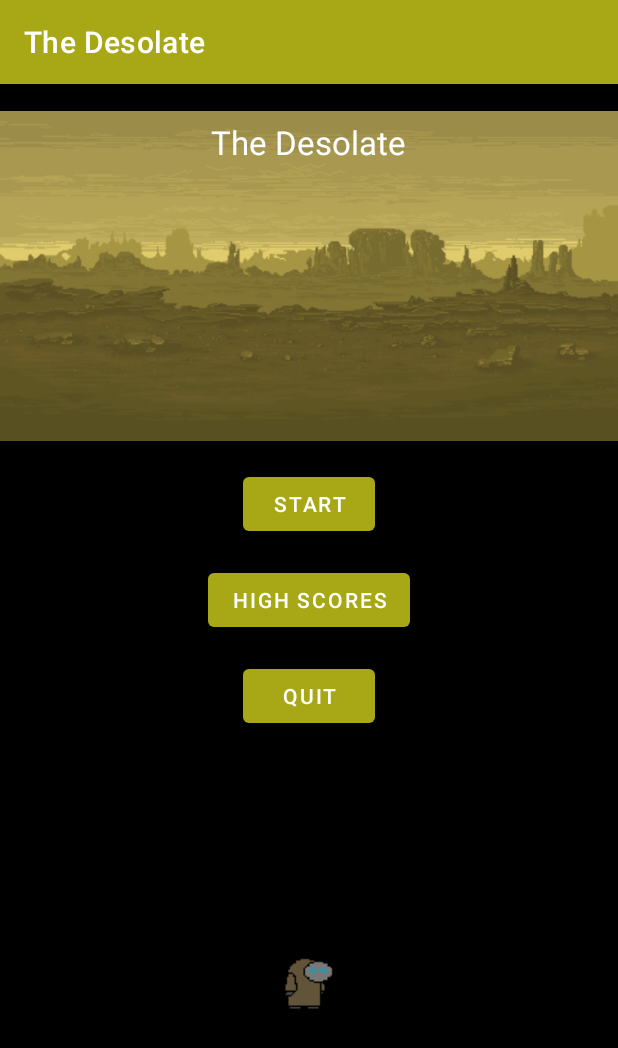
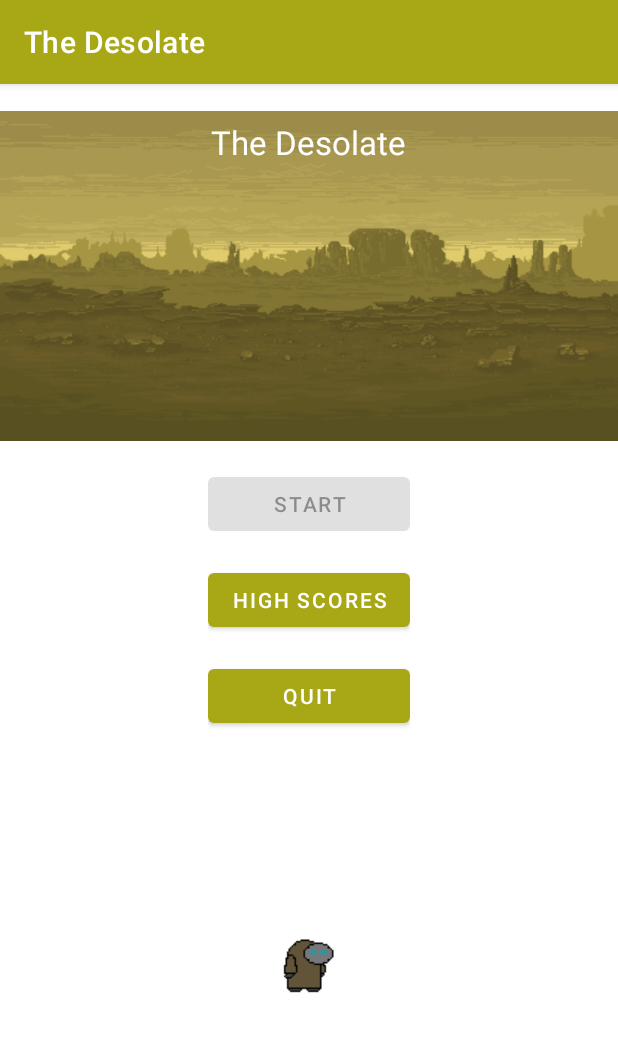
Before and after one commit to crav12345/The-Desolate, an Android app: the screen it shows after launch (MainActivity), on a phone screen of 412 x 824 dp. Shown: the top 1048 px of the screen. Run offline under Robolectric (Android 15) with nearby library versions, the phone set to English and light mode, and no system bars.

Commit message:
Added sensorManager checks

```diff
--- a/app/src/main/java/com/chrisravosa/thedesolate/MainActivity.kt
+++ b/app/src/main/java/com/chrisravosa/thedesolate/MainActivity.kt
@@ -3,19 +3,39 @@ package com.chrisravosa.thedesolate
 import android.content.Context
 import android.content.Intent
 import android.content.SharedPreferences
+import android.graphics.Color
 import android.graphics.drawable.AnimationDrawable
+import android.hardware.Sensor
+import android.hardware.SensorManager
 import androidx.appcompat.app.AppCompatActivity
 import android.os.Bundle
 import android.view.View
+import android.widget.Button
 import android.widget.ImageView
 
 class MainActivity : AppCompatActivity() {
+    // Used to animate character.
     private lateinit var survivorIdleAnimation: AnimationDrawable
 
     /** Called as activity is started */
     override fun onCreate(savedInstanceState: Bundle?) {
         super.onCreate(savedInstanceState)
         setContentView(R.layout.activity_main)
+
+        // Initialize sensor manager and sensors.
+        val sensorManager = getSystemService(Context.SENSOR_SERVICE) as SensorManager
+        val mSensor: Sensor? = sensorManager.getDefaultSensor(Sensor.TYPE_GAME_ROTATION_VECTOR)
+        val tSensor: Sensor? = sensorManager.getDefaultSensor(Sensor.TYPE_AMBIENT_TEMPERATURE)
+
+        // Check for existence of various sensors.
+        if (mSensor == null) {
+            // Can't handle enemies, so can't play the game.
+            findViewById<Button>(R.id.button).isEnabled = false
+        }
+        if (tSensor == null) {
+            // Disable dynamic sprite outfits.
+        }
+
 
         // Write top scores to local storage
         saveTopScores()
--- a/app/src/main/res/layout/activity_main.xml
+++ b/app/src/main/res/layout/activity_main.xml
@@ -4,8 +4,40 @@
     xmlns:tools="http://schemas.android.com/tools"
     android:layout_width="match_parent"
     android:layout_height="match_parent"
-    android:background="@color/black"
     tools:context=".MainActivity">
+
+    <LinearLayout
+        android:id="@+id/linearLayout"
+        android:layout_width="wrap_content"
+        android:layout_height="wrap_content"
+        android:orientation="vertical"
+        app:layout_constraintEnd_toEndOf="parent"
+        app:layout_constraintStart_toStartOf="parent"
+        app:layout_constraintTop_toBottomOf="@+id/imageTitle">
+
+        <Button
+            android:id="@+id/button"
+            android:layout_width="match_parent"
+            android:layout_height="match_parent"
+            android:onClick="startGameActivity"
+            android:text="@string/button_start" />
+
+        <Button
+            android:id="@+id/button6"
+            android:layout_width="match_parent"
+            android:layout_height="match_parent"
+            android:layout_marginTop="16dp"
+            android:onClick="startHighScoresActivity"
+            android:text="@string/button_highScores" />
+
+        <Button
+            android:id="@+id/button7"
+            android:layout_width="match_parent"
+            android:layout_height="match_parent"
+            android:layout_marginTop="16dp"
+            android:onClick="quit"
+            android:text="@string/button_quit" />
+    </LinearLayout>
 
     <ImageView
         android:id="@+id/imageTitle"
@@ -15,38 +47,6 @@
         app:layout_constraintStart_toStartOf="parent"
         app:layout_constraintTop_toTopOf="parent"
         app:srcCompat="@drawable/wasteland" />
-
-    <Button
-        android:id="@+id/button"
-        android:layout_width="wrap_content"
-        android:layout_height="wrap_content"
-        android:onClick="startGameActivity"
-        android:text="@string/button_start"
-        app:layout_constraintEnd_toEndOf="parent"
-        app:layout_constraintStart_toStartOf="parent"
-        app:layout_constraintTop_toBottomOf="@+id/imageTitle" />
-
-    <Button
-        android:id="@+id/button6"
-        android:layout_width="wrap_content"
-        android:layout_height="wrap_content"
-        android:layout_marginTop="16dp"
-        android:onClick="startHighScoresActivity"
-        android:text="@string/button_highScores"
-        app:layout_constraintEnd_toEndOf="parent"
-        app:layout_constraintStart_toStartOf="parent"
-        app:layout_constraintTop_toBottomOf="@+id/button" />
-
-    <Button
-        android:id="@+id/button7"
-        android:layout_width="wrap_content"
-        android:layout_height="wrap_content"
-        android:layout_marginTop="16dp"
-        android:onClick="quit"
-        android:text="@string/button_quit"
-        app:layout_constraintEnd_toEndOf="parent"
-        app:layout_constraintStart_toStartOf="parent"
-        app:layout_constraintTop_toBottomOf="@+id/button6" />
 
     <TextView
         android:id="@+id/textView8"
@@ -65,11 +65,10 @@
         android:id="@+id/survivorImage"
         android:layout_width="wrap_content"
         android:layout_height="wrap_content"
-        android:layout_marginTop="24dp"
         android:layout_marginBottom="24dp"
         app:layout_constraintBottom_toBottomOf="parent"
         app:layout_constraintEnd_toEndOf="parent"
         app:layout_constraintStart_toStartOf="parent"
-        app:layout_constraintTop_toBottomOf="@+id/button7" />
+        app:layout_constraintTop_toBottomOf="@+id/linearLayout" />
 
 </androidx.constraintlayout.widget.ConstraintLayout>
```
